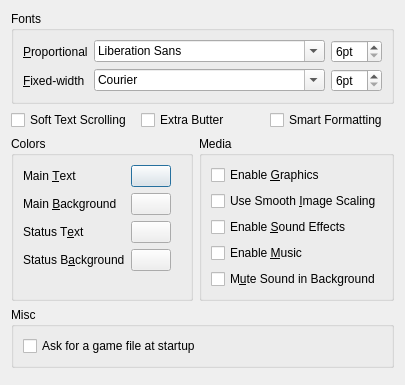
realnc/hugor, file src/confdialog.ui: the form before one commit.
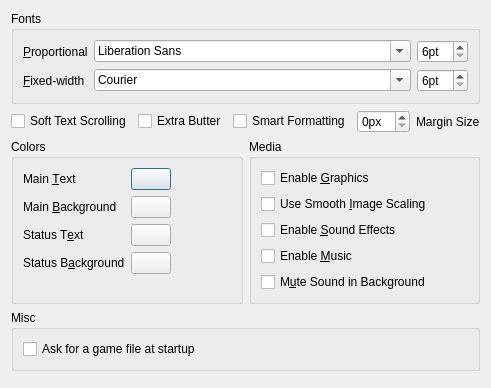
The form after the commit. Custom widgets are drawn as their Qt base class.

Commit message: Implement configurable margins

```diff
--- a/src/confdialog.ui
+++ b/src/confdialog.ui
@@ -124,6 +124,23 @@
        </property>
       </widget>
      </item>
+     <item>
+      <widget class="QSpinBox" name="marginSizeSpinBox">
+       <property name="suffix">
+        <string>px</string>
+       </property>
+      </widget>
+     </item>
+     <item>
+      <widget class="QLabel" name="marginSizeLabel">
+       <property name="text">
+        <string>Margin Size</string>
+       </property>
+       <property name="buddy">
+        <cstring>marginSizeSpinBox</cstring>
+       </property>
+      </widget>
+     </item>
     </layout>
    </item>
    <item>
```
The commit also changes 6 other files.
